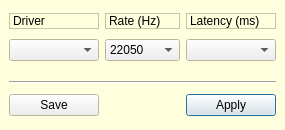
Above: src/traverso/ui/QuickDriverConfigWidget.ui from ErwanLegrand/Traverso-DAW before the change. Below: the same form after it.
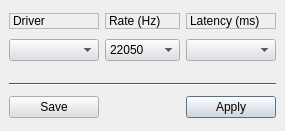
That is the form after the change.

Commit message: 'maybe' fix for compilation with Qt 4.1

Diff of the .ui file:
```diff
--- a/src/traverso/ui/QuickDriverConfigWidget.ui
+++ b/src/traverso/ui/QuickDriverConfigWidget.ui
@@ -6,79 +6,277 @@
     <x>0</x>
     <y>0</y>
     <width>285</width>
-    <height>130</height>
+    <height>131</height>
    </rect>
   </property>
   <property name="palette" >
    <palette>
     <active>
-     <colorrole role="Base" >
-      <brush brushstyle="SolidPattern" >
-       <color alpha="255" >
-        <red>255</red>
-        <green>255</green>
-        <blue>255</blue>
-       </color>
-      </brush>
-     </colorrole>
-     <colorrole role="Window" >
-      <brush brushstyle="SolidPattern" >
-       <color alpha="255" >
-        <red>255</red>
-        <green>255</green>
-        <blue>222</blue>
-       </color>
-      </brush>
-     </colorrole>
+     <color>
+      <red>0</red>
+      <green>0</green>
+      <blue>0</blue>
+     </color>
+     <color>
+      <red>221</red>
+      <green>223</green>
+      <blue>228</blue>
+     </color>
+     <color>
+      <red>255</red>
+      <green>255</green>
+      <blue>255</blue>
+     </color>
+     <color>
+      <red>255</red>
+      <green>255</green>
+      <blue>255</blue>
+     </color>
+     <color>
+      <red>85</red>
+      <green>85</green>
+      <blue>85</blue>
+     </color>
+     <color>
+      <red>199</red>
+      <green>199</green>
+      <blue>199</blue>
+     </color>
+     <color>
+      <red>0</red>
+      <green>0</green>
+      <blue>0</blue>
+     </color>
+     <color>
+      <red>255</red>
+      <green>255</green>
+      <blue>255</blue>
+     </color>
+     <color>
+      <red>0</red>
+      <green>0</green>
+      <blue>0</blue>
+     </color>
+     <color>
+      <red>255</red>
+      <green>255</green>
+      <blue>255</blue>
+     </color>
+     <color>
+      <red>239</red>
+      <green>239</green>
+      <blue>239</blue>
+     </color>
+     <color>
+      <red>0</red>
+      <green>0</green>
+      <blue>0</blue>
+     </color>
+     <color>
+      <red>103</red>
+      <green>141</green>
+      <blue>178</blue>
+     </color>
+     <color>
+      <red>255</red>
+      <green>255</green>
+      <blue>255</blue>
+     </color>
+     <color>
+      <red>0</red>
+      <green>0</green>
+      <blue>238</blue>
+     </color>
+     <color>
+      <red>82</red>
+      <green>24</green>
+      <blue>139</blue>
+     </color>
+     <color>
+      <red>232</red>
+      <green>232</green>
+      <blue>232</blue>
+     </color>
     </active>
     <inactive>
-     <colorrole role="Base" >
-      <brush brushstyle="SolidPattern" >
-       <color alpha="255" >
-        <red>255</red>
-        <green>255</green>
-        <blue>255</blue>
-       </color>
-      </brush>
-     </colorrole>
-     <colorrole role="Window" >
-      <brush brushstyle="SolidPattern" >
-       <color alpha="255" >
-        <red>255</red>
-        <green>255</green>
-        <blue>222</blue>
-       </color>
-      </brush>
-     </colorrole>
+     <color>
+      <red>0</red>
+      <green>0</green>
+      <blue>0</blue>
+     </color>
+     <color>
+      <red>221</red>
+      <green>223</green>
+      <blue>228</blue>
+     </color>
+     <color>
+      <red>255</red>
+      <green>255</green>
+      <blue>255</blue>
+     </color>
+     <color>
+      <red>255</red>
+      <green>255</green>
+      <blue>255</blue>
+     </color>
+     <color>
+      <red>85</red>
+      <green>85</green>
+      <blue>85</blue>
+     </color>
+     <color>
+      <red>199</red>
+      <green>199</green>
+      <blue>199</blue>
+     </color>
+     <color>
+      <red>0</red>
+      <green>0</green>
+      <blue>0</blue>
+     </color>
+     <color>
+      <red>255</red>
+      <green>255</green>
+      <blue>255</blue>
+     </color>
+     <color>
+      <red>0</red>
+      <green>0</green>
+      <blue>0</blue>
+     </color>
+     <color>
+      <red>255</red>
+      <green>255</green>
+      <blue>255</blue>
+     </color>
+     <color>
+      <red>239</red>
+      <green>239</green>
+      <blue>239</blue>
+     </color>
+     <color>
+      <red>0</red>
+      <green>0</green>
+      <blue>0</blue>
+     </color>
+     <color>
+      <red>103</red>
+      <green>141</green>
+      <blue>178</blue>
+     </color>
+     <color>
+      <red>255</red>
+      <green>255</green>
+      <blue>255</blue>
+     </color>
+     <color>
+      <red>0</red>
+      <green>0</green>
+      <blue>238</blue>
+     </color>
+     <color>
+      <red>82</red>
+      <green>24</green>
+      <blue>139</blue>
+     </color>
+     <color>
+      <red>232</red>
+      <green>232</green>
+      <blue>232</blue>
+     </color>
     </inactive>
     <disabled>
-     <colorrole role="Base" >
-      <brush brushstyle="SolidPattern" >
-       <color alpha="255" >
-        <red>255</red>
-        <green>255</green>
-        <blue>222</blue>
-       </color>
-      </brush>
-     </colorrole>
-     <colorrole role="Window" >
-      <brush brushstyle="SolidPattern" >
-       <color alpha="255" >
-        <red>255</red>
-        <green>255</green>
-        <blue>222</blue>
-       </color>
-      </brush>
-     </colorrole>
+     <color>
+      <red>128</red>
+      <green>128</green>
+      <blue>128</blue>
+     </color>
+     <color>
+      <red>221</red>
+      <green>223</green>
+      <blue>228</blue>
+     </color>
+     <color>
+      <red>255</red>
+      <green>255</green>
+      <blue>255</blue>
+     </color>
+     <color>
+      <red>255</red>
+      <green>255</green>
+      <blue>255</blue>
+     </color>
+     <color>
+      <red>85</red>
+      <green>85</green>
+      <blue>85</blue>
+     </color>
+     <color>
+      <red>199</red>
+      <green>199</green>
+      <blue>199</blue>
+     </color>
+     <color>
+      <red>199</red>
+      <green>199</green>
+      <blue>199</blue>
+     </color>
+     <color>
+      <red>255</red>
+      <green>255</green>
+      <blue>255</blue>
+     </color>
+     <color>
+      <red>128</red>
+      <green>128</green>
+      <blue>128</blue>
+     </color>
+     <color>
+      <red>239</red>
+      <green>239</green>
+      <blue>239</blue>
+     </color>
+     <color>
+      <red>239</red>
+      <green>239</green>
+      <blue>239</blue>
+     </color>
+     <color>
+      <red>0</red>
+      <green>0</green>
+      <blue>0</blue>
+     </color>
+     <color>
+      <red>86</red>
+      <green>117</green>
+      <blue>148</blue>
+     </color>
+     <color>
+      <red>255</red>
+      <green>255</green>
+      <blue>255</blue>
+     </color>
+     <color>
+      <red>0</red>
+      <green>0</green>
+      <blue>238</blue>
+     </color>
+     <color>
+      <red>82</red>
+      <green>24</green>
+      <blue>139</blue>
+     </color>
+     <color>
+      <red>232</red>
+      <green>232</green>
+      <blue>232</blue>
+     </color>
     </disabled>
    </palette>
   </property>
   <property name="windowTitle" >
    <string>Form</string>
   </property>
-  <property name="styleSheet" >
-   <string/>
-  </property>
   <layout class="QGridLayout" >
    <property name="margin" >
     <number>9</number>
@@ -86,106 +284,67 @@
    <property name="spacing" >
     <number>6</number>
    </property>
-   <item row="2" column="1" >
+   <item row="3" column="0" colspan="3" >
+    <widget class="Line" name="line_3" >
+     <property name="orientation" >
+      <enum>Qt::Horizontal</enum>
+     </property>
+    </widget>
+   </item>
+   <item row="4" column="2" >
+    <widget class="QPushButton" name="applyButton" >
+     <property name="maximumSize" >
+      <size>
+       <width>16777215</width>
+       <height>22</height>
+      </size>
+     </property>
+     <property name="text" >
+      <string>Apply</string>
+     </property>
+     <property name="autoDefault" >
+      <bool>false</bool>
+     </property>
+     <property name="default" >
+      <bool>true</bool>
+     </property>
+    </widget>
+   </item>
+   <item row="4" column="1" >
     <spacer>
      <property name="orientation" >
-      <enum>Qt::Vertical</enum>
-     </property>
-     <property name="sizeType" >
-      <enum>QSizePolicy::Fixed</enum>
+      <enum>Qt::Horizontal</enum>
      </property>
      <property name="sizeHint" >
       <size>
-       <width>20</width>
-       <height>10</height>
+       <width>40</width>
+       <height>20</height>
       </size>
      </property>
     </spacer>
    </item>
-   <item row="0" column="0" >
-    <widget class="QLabel" name="label" >
-     <property name="sizePolicy" >
-      <sizepolicy>
-       <hsizetype>5</hsizetype>
-       <vsizetype>0</vsizetype>
-       <horstretch>0</horstretch>
-       <verstretch>0</verstretch>
-      </sizepolicy>
-     </property>
-     <property name="frameShape" >
-      <enum>QFrame::StyledPanel</enum>
-     </property>
-     <property name="frameShadow" >
-      <enum>QFrame::Raised</enum>
-     </property>
-     <property name="text" >
-      <string>Driver</string>
-     </property>
-    </widget>
-   </item>
-   <item row="0" column="1" >
-    <widget class="QLabel" name="label_5" >
-     <property name="sizePolicy" >
-      <sizepolicy>
-       <hsizetype>5</hsizetype>
-       <vsizetype>0</vsizetype>
-       <horstretch>0</horstretch>
-       <verstretch>0</verstretch>
-      </sizepolicy>
-     </property>
-     <property name="minimumSize" >
+   <item row="4" column="0" >
+    <widget class="QPushButton" name="saveButton" >
+     <property name="maximumSize" >
       <size>
-       <width>75</width>
-       <height>0</height>
+       <width>16777215</width>
+       <height>22</height>
       </size>
      </property>
-     <property name="frameShape" >
-      <enum>QFrame::StyledPanel</enum>
-     </property>
-     <property name="frameShadow" >
-      <enum>QFrame::Raised</enum>
-     </property>
      <property name="text" >
-      <string>Rate (Hz)</string>
+      <string>Save</string>
      </property>
     </widget>
    </item>
-   <item row="0" column="2" >
-    <widget class="QLabel" name="label_12" >
+   <item row="1" column="2" >
+    <widget class="QComboBox" name="latencyComboBox" >
      <property name="sizePolicy" >
       <sizepolicy>
        <hsizetype>5</hsizetype>
        <vsizetype>0</vsizetype>
-       <horstretch>0</horstretch>
+       <horstretch>1</horstretch>
        <verstretch>0</verstretch>
       </sizepolicy>
-     </property>
-     <property name="frameShape" >
-      <enum>QFrame::StyledPanel</enum>
-     </property>
-     <property name="frameShadow" >
-      <enum>QFrame::Raised</enum>
-     </property>
-     <property name="text" >
-      <string>Latency (ms)</string>
-     </property>
-    </widget>
-   </item>
-   <item row="1" column="0" >
-    <widget class="QComboBox" name="driverComboBox" >
-     <property name="sizePolicy" >
-      <sizepolicy>
-       <hsizetype>5</hsizetype>
-       <vsizetype>0</vsizetype>
-       <horstretch>0</horstretch>
-       <verstretch>0</verstretch>
-      </sizepolicy>
-     </property>
-     <property name="minimumSize" >
-      <size>
-       <width>90</width>
-       <height>0</height>
-      </size>
      </property>
     </widget>
    </item>
@@ -237,73 +396,109 @@
      </item>
     </widget>
    </item>
-   <item row="1" column="2" >
-    <widget class="QComboBox" name="latencyComboBox" >
+   <item row="1" column="0" >
+    <widget class="QComboBox" name="driverComboBox" >
      <property name="sizePolicy" >
       <sizepolicy>
        <hsizetype>5</hsizetype>
        <vsizetype>0</vsizetype>
-       <horstretch>1</horstretch>
+       <horstretch>0</horstretch>
        <verstretch>0</verstretch>
       </sizepolicy>
      </property>
+     <property name="minimumSize" >
+      <size>
+       <width>90</width>
+       <height>0</height>
+      </size>
+     </property>
     </widget>
    </item>
-   <item row="4" column="0" >
-    <widget class="QPushButton" name="saveButton" >
-     <property name="maximumSize" >
+   <item row="0" column="2" >
+    <widget class="QLabel" name="label_12" >
+     <property name="sizePolicy" >
+      <sizepolicy>
+       <hsizetype>5</hsizetype>
+       <vsizetype>0</vsizetype>
+       <horstretch>0</horstretch>
+       <verstretch>0</verstretch>
+      </sizepolicy>
+     </property>
+     <property name="frameShape" >
+      <enum>QFrame::StyledPanel</enum>
+     </property>
+     <property name="frameShadow" >
+      <enum>QFrame::Raised</enum>
+     </property>
+     <property name="text" >
+      <string>Latency (ms)</string>
+     </property>
+    </widget>
+   </item>
+   <item row="0" column="1" >
+    <widget class="QLabel" name="label_5" >
+     <property name="sizePolicy" >
+      <sizepolicy>
+       <hsizetype>5</hsizetype>
+       <vsizetype>0</vsizetype>
+       <horstretch>0</horstretch>
+       <verstretch>0</verstretch>
+      </sizepolicy>
+     </property>
+     <property name="minimumSize" >
       <size>
-       <width>16777215</width>
-       <height>22</height>
+       <width>75</width>
+       <height>0</height>
       </size>
      </property>
-     <property name="styleSheet" >
-      <string/>
+     <property name="frameShape" >
+      <enum>QFrame::StyledPanel</enum>
      </property>
+     <property name="frameShadow" >
+      <enum>QFrame::Raised</enum>
+     </property>
      <property name="text" >
-      <string>Save</string>
+      <string>Rate (Hz)</string>
      </property>
     </widget>
    </item>
-   <item row="4" column="1" >
+   <item row="0" column="0" >
+    <widget class="QLabel" name="label" >
+     <property name="sizePolicy" >
+      <sizepolicy>
+       <hsizetype>5</hsizetype>
+       <vsizetype>0</vsizetype>
+       <horstretch>0</horstretch>
+       <verstretch>0</verstretch>
+      </sizepolicy>
+     </property>
+     <property name="frameShape" >
+      <enum>QFrame::StyledPanel</enum>
+     </property>
+     <property name="frameShadow" >
+      <enum>QFrame::Raised</enum>
+     </property>
+     <property name="text" >
+      <string>Driver</string>
+     </property>
+    </widget>
+   </item>
+   <item row="2" column="1" >
     <spacer>
      <property name="orientation" >
-      <enum>Qt::Horizontal</enum>
+      <enum>Qt::Vertical</enum>
+     </property>
+     <property name="sizeType" >
+      <enum>QSizePolicy::Fixed</enum>
      </property>
      <property name="sizeHint" >
       <size>
-       <width>40</width>
-       <height>20</height>
+       <width>75</width>
+       <height>12</height>
       </size>
      </property>
     </spacer>
    </item>
-   <item row="4" column="2" >
-    <widget class="QPushButton" name="applyButton" >
-     <property name="maximumSize" >
-      <size>
-       <width>16777215</width>
-       <height>22</height>
-      </size>
-     </property>
-     <property name="text" >
-      <string>Apply</string>
-     </property>
-     <property name="autoDefault" >
-      <bool>false</bool>
-     </property>
-     <property name="default" >
-      <bool>true</bool>
-     </property>
-    </widget>
-   </item>
-   <item row="3" column="0" colspan="3" >
-    <widget class="Line" name="line_3" >
-     <property name="orientation" >
-      <enum>Qt::Horizontal</enum>
-     </property>
-    </widget>
-   </item>
   </layout>
  </widget>
  <tabstops>
```
Left out of the diff: 4 changed lines with no effect on the pictures.
